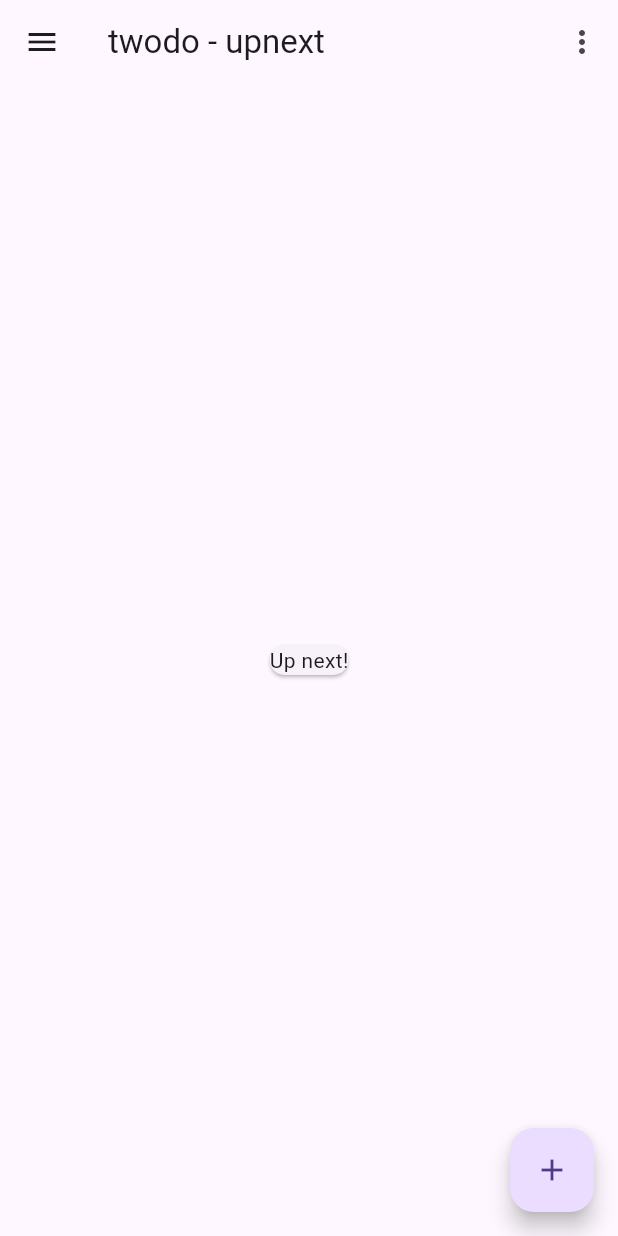
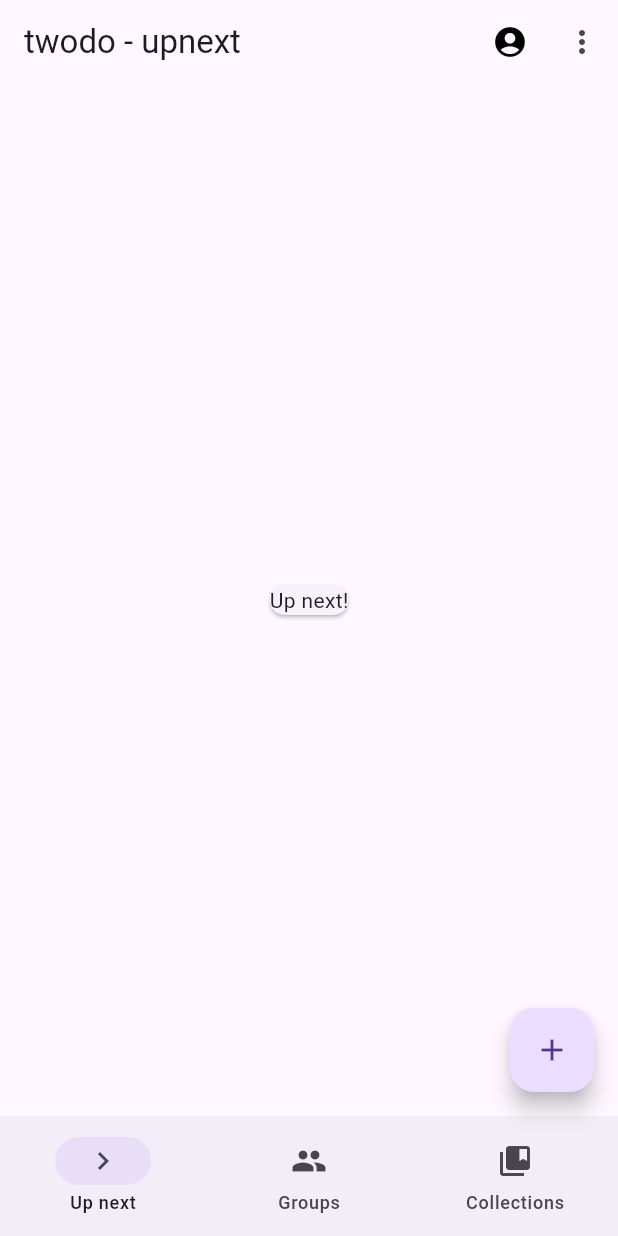
Before and after one commit to afzaal-ahmad-zeeshan/twodo, a Flutter app: the screen it shows after launch, on a phone screen of 412 x 824 dp. Run offline on Flutter 3.47's test engine with Material 2 defaults, Android fonts, the phone set to English and light mode, and no system bars; our stand-ins replace firebase_auth, firebase_core, floor, flutter_signin_button, google_sign_in, sqflite; accounts and stored records are empty; generated files the repository leaves out were written again.

Commit message:
updated the UI, made the database work, need to improve the UI and add the logic.

```diff
--- a/lib/dao/group_dao.dart
+++ b/lib/dao/group_dao.dart
@@ -7,7 +7,7 @@
   Future<List<Group>> getAllGroups();
 
   @Query('SELECT * FROM groups WHERE id = :id')
-  Future<Group?> findGroupById(int id);
+  Future<Group?> findGroupById(String id);
 
   @insert
   Future<int> addGroup(Group group);
--- a/lib/dao/task_dao.dart
+++ b/lib/dao/task_dao.dart
@@ -7,10 +7,10 @@
   Future<List<Task>> getAllTasks();
 
   @Query('SELECT * FROM tasks WHERE groupId = :id')
-  Future<List<Task>?> findTasksByGroupId(int id);
+  Future<List<Task>?> findTasksByGroupId(String id);
 
   @Query('SELECT * FROM tasks WHERE id = :id')
-  Future<Task?> findTasksByTaskId(int id);
+  Future<Task?> findTasksByTaskId(String id);
 
   @insert
   Future<int> addTask(Task task);
--- a/lib/dao/todo_dao.dart
+++ b/lib/dao/todo_dao.dart
@@ -7,10 +7,10 @@
   Future<List<Task>> getCollections();
 
   @Query('SELECT * FROM tasks WHERE todoId = :id')
-  Future<List<Task>?> findTasksByTodoId(int id);
+  Future<List<Task>?> findTasksByTodoId(String id);
 
   @Query('SELECT * FROM tasks WHERE id = :id')
-  Future<Task?> findTasksByTaskId(int id);
+  Future<Task?> findTasksByTaskId(String id);
 
   @insert
   Future<int> addTask(Task task);
--- a/lib/dao/user_dao.dart
+++ b/lib/dao/user_dao.dart
@@ -8,7 +8,7 @@
   Future<List<Task>> getProfiles();
 
   @Query('SELECT * FROM users WHERE id = :id')
-  Future<Task?> findUserById(int id);
+  Future<Task?> findUserById(String id);
 
   @insert
   Future<int> addUser(AppUser user);
--- a/lib/main.dart
+++ b/lib/main.dart
@@ -1,8 +1,12 @@
+import 'dart:io';
+
 import 'package:firebase_auth/firebase_auth.dart';
 import 'package:firebase_core/firebase_core.dart';
+import 'package:flutter/foundation.dart';
 import 'package:flutter/material.dart';
 import 'package:twodo/models/user.dart';
 import 'package:twodo/pages/about_page.dart';
+import 'package:twodo/pages/login_page.dart';
 import 'package:twodo/pages/settings_page.dart';
 import 'package:twodo/widgets/appbar_actions.dart';
 import 'package:twodo/widgets/collections_view.dart';
@@ -12,7 +16,10 @@
 
 Future<void> main() async {
   WidgetsFlutterBinding.ensureInitialized();
-  await Firebase.initializeApp();
+
+  if (Platform.isAndroid || Platform.isIOS || Platform.isMacOS || kIsWeb) {
+    await Firebase.initializeApp();
+  }
 
   // Ideal time to initialize
   // await FirebaseAuth.instance.useAuthEmulator('localhost', 9099);
@@ -20,6 +27,7 @@
 }
 
 class MyApp extends StatelessWidget {
+  static const String dbName = "twodo.app";
   const MyApp({super.key});
 
   // This widget is the root of your application.
@@ -56,6 +64,15 @@
   ActivePage page = ActivePage.upnext;
   AppUser user = AppUser();
 
+  // Navigation
+  int pageIndex = 0;
+
+  void onPageChanged(int index) {
+    setState(() {
+      page = ActivePage.values[index];
+    });
+  }
+
   void handleAddBtn() {
     // show the bottom sheet
     showModalBottomSheet(
@@ -83,107 +100,70 @@
       appBar: AppBar(
         title: Text('twodo - ${page.toString().split(".")[1]}'),
         actions: [
+          IconButton(
+            onPressed: () async {
+              await Navigator.push(
+                context,
+                MaterialPageRoute<void>(
+                  builder: (BuildContext context) => LoginPage(),
+                ),
+              );
+              setState(() {});
+            },
+            tooltip: "Account",
+            icon: Icon(
+              Icons.account_circle_rounded,
+              color: FirebaseAuth.instance.currentUser == null
+                  ? Colors.black
+                  : Colors.purple,
+            ),
+          ),
           AppbarActions(),
         ],
       ),
-      drawer: Drawer(
-        child: ListView(
-          children: [
-            const DrawerHeader(
-              decoration: BoxDecoration(
-                color: Colors.purple,
-                image: DecorationImage(
-                  image: AssetImage("assets/images/planning.jpg"),
-                  fit: BoxFit.fill,
-                ),
-              ),
-              child: Align(
-                alignment: Alignment.bottomLeft,
-                child: Text(
-                  '# todos for two',
-                  style: TextStyle(
-                    color: Colors.white,
-                  ),
-                ),
-              ),
-            ),
-            ListTile(
-              leading: const Icon(
-                Icons.navigate_next,
-              ),
-              title: const Text('Up next'),
-              onTap: () {
-                // Load the next task card
-                setState(() {
-                  page = ActivePage.upnext;
-                });
-                Navigator.pop(context);
-              },
-            ),
-            ListTile(
-              leading: const Icon(
-                Icons.group,
-              ),
-              title: const Text('My groups'),
-              onTap: () {
-                // Load groups
-                setState(() {
-                  page = ActivePage.groups;
-                });
-                Navigator.pop(context);
-              },
-            ),
-            ListTile(
-              leading: const Icon(
-                Icons.collections_bookmark,
-              ),
-              title: const Text('My collections'),
-              onTap: () {
-                // Show my collections
-                setState(() {
-                  page = ActivePage.collections;
-                });
-                Navigator.pop(context);
-              },
-            ),
-            const Divider(
-              color: Colors.black,
-              thickness: 0.25,
-            ),
-            ListTile(
-              leading: const Icon(
-                Icons.settings,
-              ),
-              title: const Text('Settings'),
-              onTap: () async {
-                // Go to settings page
-                Navigator.pop(context);
-                await Navigator.push(
-                  context,
-                  MaterialPageRoute<void>(
-                    builder: (BuildContext context) => SettingsPage(),
-                  ),
-                );
-              },
-            ),
-            ListTile(
-              leading: const Icon(
-                Icons.info,
-              ),
-              title: const Text('About'),
-              onTap: () async {
-                // Open the about page
-                Navigator.pop(context);
-                await Navigator.push(
-                  context,
-                  MaterialPageRoute<void>(
-                    builder: (BuildContext context) => AboutPage(),
-                  ),
-                );
-              },
-            ),
-          ],
-        ),
+      // bottomNavigationBar: BottomNavigationBar(
+      //   items: const <BottomNavigationBarItem>[
+      //     BottomNavigationBarItem(
+      //       icon: Icon(Icons.navigate_next),
+      //       label: 'Up next',
+      //       tooltip: "Upcoming items to wrap up",
+      //     ),
+      //     BottomNavigationBarItem(
+      //       icon: Icon(Icons.group),
+      //       label: 'Groups',
+      //       tooltip: "My groups with my friends",
+      //     ),
+      //     BottomNavigationBarItem(
+      //       icon: Icon(Icons.collections_bookmark),
+      //       label: 'Collections',
+      //       tooltip: "The collections that I own",
+      //     ),
+      //   ],
+      //   currentIndex: page.index,
+      //   selectedItemColor: Colors.purple,
+      //   onTap: onPageChanged,
+      // ),
+      bottomNavigationBar: NavigationBar(
+        onDestinationSelected: onPageChanged,
+        selectedIndex: page.index,
+        destinations: const <Widget>[
+          NavigationDestination(
+            icon: Icon(Icons.navigate_next),
+            label: 'Up next',
+            tooltip: "Upcoming items to wrap up",
+          ),
+          NavigationDestination(
+            icon: Icon(Icons.group),
+            label: 'Groups',
+            tooltip: "My groups with my friends",
+          ),
+          NavigationDestination(
+            // selectedIcon: Icon(Icons.collections_bookmark),
+            icon: Icon(Icons.collections_bookmark),
+            label: 'Collections',
+            tooltip: "The collections that I own",
+          ),
+        ],
       ),
       body: Center(
         child: Column(
--- a/lib/models/user.dart
+++ b/lib/models/user.dart
@@ -3,7 +3,7 @@
 @Entity(tableName: "users")
 class AppUser {
   @primaryKey
-  late int id;
+  late String id;
 
   late String email;
   late String userId;
--- a/lib/widgets/groups_view.dart
+++ b/lib/widgets/groups_view.dart
@@ -1,4 +1,12 @@
+import 'dart:math';
+
 import 'package:flutter/material.dart';
+import 'package:twodo/data/database.dart';
+import 'package:twodo/widgets/group_card.dart';
+import 'package:uuid/uuid.dart';
+
+import '../main.dart';
+import '../models/group.dart';
 
 class GroupsView extends StatefulWidget {
   @override
@@ -6,16 +14,56 @@
 }
 
 class _GroupsViewState extends State<GroupsView> {
+  AppDatabase? database;
+  List<Group>? groups;
+
+  _GroupsViewState() {
+    getDatabase();
+  }
+
+  Future getDatabase() async {
+    final AppDatabase _database =
+        await $FloorAppDatabase.databaseBuilder(MyApp.dbName).build();
+    var _groups = await _database.groupDao.getAllGroups();
+
+    if (_groups == null || _groups.isEmpty) {
+      debugPrint("Adding groups to the database...");
+      // dummy data
+      _groups = <Group>[];
+      for (int i = 0; i < 5; i++) {
+        var g = Group(
+          const Uuid().v4().toString(),
+          "Group $i",
+          DateTime.now().toString(),
+          false,
+          i,
+          "1",
+          Random().nextInt(50).toString(),
+        );
+        await _database.groupDao.addGroup(g);
+      }
+    }
+    _groups = await _database.groupDao.getAllGroups();
+    if (mounted) {
+      setState(() {
+        database = _database;
+        groups = _groups;
+      });
+    }
+  }
+
   @override
   Widget build(BuildContext context) {
+    if (database == null || groups == null) {
+      return const Card(
+        child: Text("Loading..."),
+      );
+    }
     return ListView(
       shrinkWrap: true,
       scrollDirection: Axis.vertical,
-      children: const <Widget>[
-        ListTile(title: Text("Group 1")),
-        ListTile(title: Text("Group 2")),
-        ListTile(title: Text("Group 3")),
-        ListTile(title: Text("Group 4")),
+      children: <Widget>[
+        for (var group in groups!) GroupCard(group),
       ],
     );
   }
--- a/pubspec.yaml
+++ b/pubspec.yaml
@@ -32,13 +32,14 @@
   flutter:
     sdk: flutter
   floor: ^1.3.0
-  camera: ^0.10.0+1
+  # camera: ^0.10.0+1
   sqflite: ^2.0.3+1
   url_launcher: ^6.1.5
   firebase_auth: ^3.8.0
   firebase_core: ^1.22.0
   google_sign_in: ^5.4.1
   flutter_signin_button: ^2.0.0
+  uuid: ^3.0.7
 
   # The following adds the Cupertino Icons font to your application.
   # Use with the CupertinoIcons class for iOS style icons.
```
Also changed, not shown: lib/dao/media_dao.dart (+5 -5 lines), lib/models/group.dart (+12 -2 lines), lib/models/media.dart (+9 -1 lines), lib/models/task.dart (+12 -1 lines), lib/models/todo.dart (+13 -1 lines), lib/pages/login_page.dart (+3 -20 lines), lib/widgets/appbar_actions.dart (+2 -22 lines), lib/widgets/group_card.dart (added, +53 -0 lines), lib/data/database.g.dart, pubspec.lock, 2 other files.
